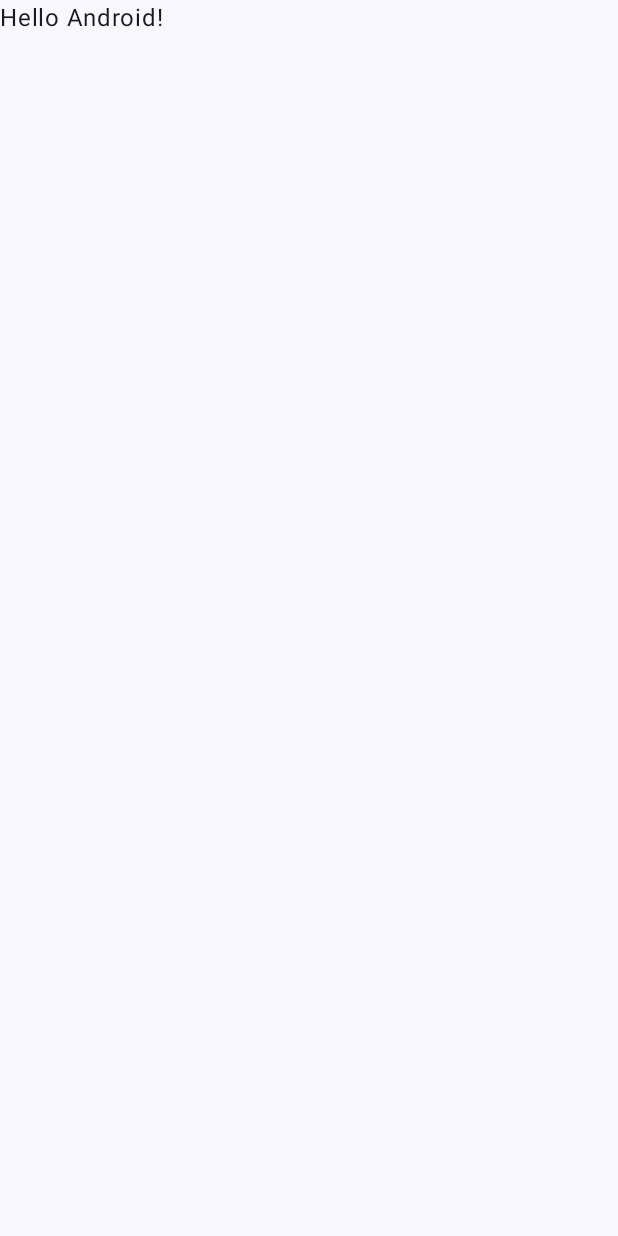
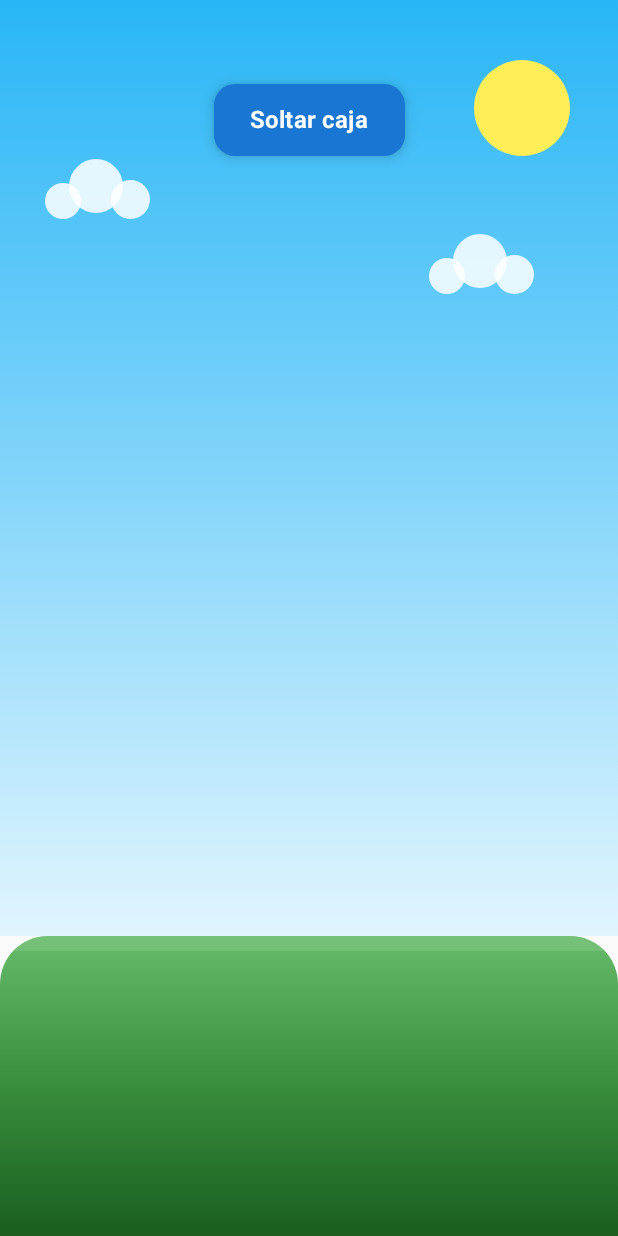
Before and after one commit to AldairIllanes/LAB13, an Android app built with Jetpack Compose: the screen it shows after launch (MainActivity), on a phone screen of 412 x 824 dp. Before the commit the screen is almost empty. Run offline under Robolectric (Android 15) with nearby library versions, the phone set to English and light mode, and no system bars.

Commit message:
Llamar a Ejercicio1AnimatedVisibility desde MainActivity

```diff
--- a/app/src/main/java/com/example/lab13/MainActivity.kt
+++ b/app/src/main/java/com/example/lab13/MainActivity.kt
@@ -4,13 +4,7 @@ import android.os.Bundle
 import androidx.activity.ComponentActivity
 import androidx.activity.compose.setContent
 import androidx.activity.enableEdgeToEdge
-import androidx.compose.foundation.layout.fillMaxSize
-import androidx.compose.foundation.layout.padding
-import androidx.compose.material3.Scaffold
-import androidx.compose.material3.Text
-import androidx.compose.runtime.Composable
-import androidx.compose.ui.Modifier
-import androidx.compose.ui.tooling.preview.Preview
+import com.example.lab13.ejercicios.Ejercicio1AnimatedVisibility
 import com.example.lab13.ui.theme.MyApplicationTheme
 
 class MainActivity : ComponentActivity() {
@@ -19,29 +13,9 @@ class MainActivity : ComponentActivity() {
         enableEdgeToEdge()
         setContent {
             MyApplicationTheme {
-                Scaffold(modifier = Modifier.fillMaxSize()) { innerPadding ->
-                    Greeting(
-                        name = "Android",
-                        modifier = Modifier.padding(innerPadding)
-                    )
-                }
+                // Aquí ejecutas la pantalla del ejercicio que desees probar
+                Ejercicio1AnimatedVisibility()
             }
         }
     }
 }
-
-@Composable
-fun Greeting(name: String, modifier: Modifier = Modifier) {
-    Text(
-        text = "Hello $name!",
-        modifier = modifier
-    )
-}
-
-@Preview(showBackground = true)
-@Composable
-fun GreetingPreview() {
-    MyApplicationTheme {
-        Greeting("Android")
-    }
-}
```
